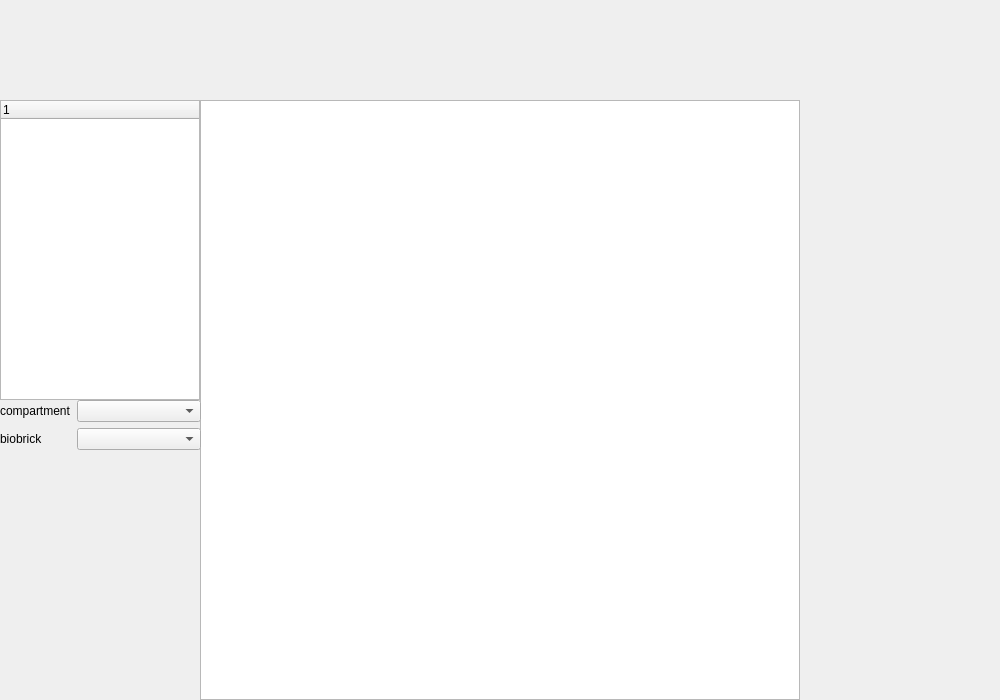
Old version of the form src/igameUiMort/MainGraphicsView.ui in the repository jkdirac/igame.
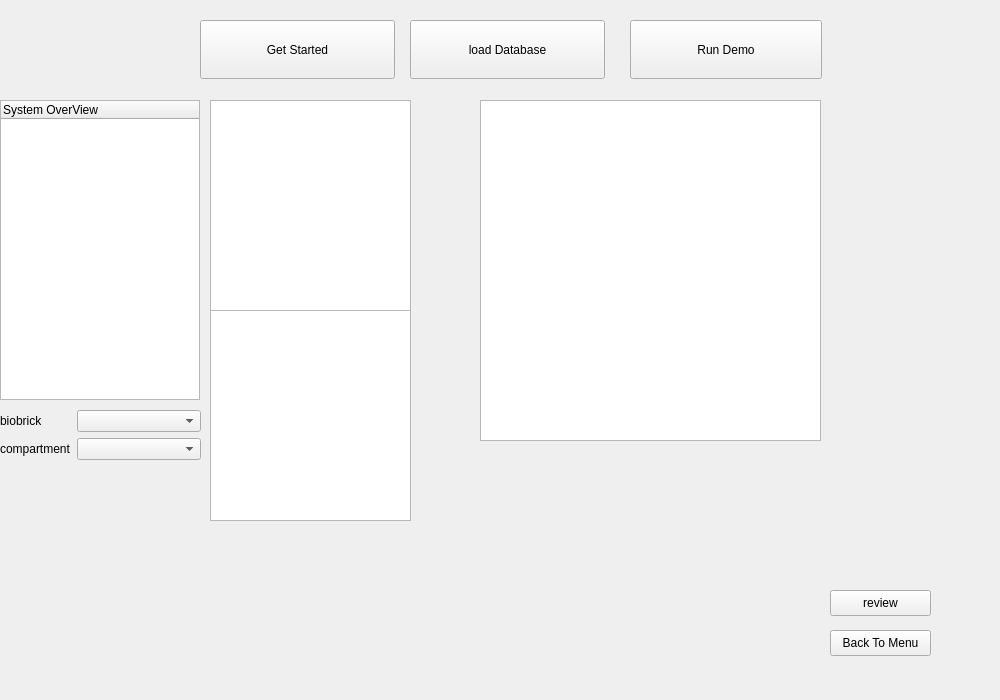
New version of the form. Icons and pictures are not drawn.

What changed in the file:
```diff
--- a/src/igameUiMort/MainGraphicsView.ui
+++ b/src/igameUiMort/MainGraphicsView.ui
@@ -34,13 +34,16 @@
   <property name="autoFillBackground">
    <bool>false</bool>
   </property>
+  <property name="styleSheet">
+   <string notr="true"/>
+  </property>
   <widget class="QGraphicsView" name="m_mainGraph">
    <property name="geometry">
     <rect>
-     <x>200</x>
+     <x>210</x>
      <y>100</y>
-     <width>600</width>
-     <height>600</height>
+     <width>201</width>
+     <height>211</height>
     </rect>
    </property>
    <property name="verticalScrollBarPolicy">
@@ -70,26 +73,137 @@
    </property>
    <column>
     <property name="text">
-     <string notr="true">1</string>
+     <string notr="true">System OverView</string>
     </property>
    </column>
   </widget>
+  <widget class="QPushButton" name="m_scenNext">
+   <property name="geometry">
+    <rect>
+     <x>830</x>
+     <y>590</y>
+     <width>101</width>
+     <height>26</height>
+    </rect>
+   </property>
+   <property name="text">
+    <string>review</string>
+   </property>
+  </widget>
+  <widget class="QPushButton" name="m_scenBack">
+   <property name="geometry">
+    <rect>
+     <x>830</x>
+     <y>630</y>
+     <width>101</width>
+     <height>26</height>
+    </rect>
+   </property>
+   <property name="text">
+    <string>Back To Menu</string>
+   </property>
+  </widget>
+  <widget class="QTextBrowser" name="m_fileBrowser">
+   <property name="geometry">
+    <rect>
+     <x>210</x>
+     <y>310</y>
+     <width>201</width>
+     <height>211</height>
+    </rect>
+   </property>
+  </widget>
+  <widget class="QGraphicsView" name="m_logo">
+   <property name="enabled">
+    <bool>true</bool>
+   </property>
+   <property name="geometry">
+    <rect>
+     <x>480</x>
+     <y>100</y>
+     <width>341</width>
+     <height>341</height>
+    </rect>
+   </property>
+   <property name="acceptDrops">
+    <bool>false</bool>
+   </property>
+   <property name="styleSheet">
+    <string notr="true">background-image: url(:/iGaME.images/ustc_software-600*600.png);</string>
+   </property>
+  </widget>
+  <widget class="QPushButton" name="m_loadbase">
+   <property name="geometry">
+    <rect>
+     <x>410</x>
+     <y>20</y>
+     <width>195</width>
+     <height>59</height>
+    </rect>
+   </property>
+   <property name="sizePolicy">
+    <sizepolicy hsizetype="Minimum" vsizetype="Preferred">
+     <horstretch>0</horstretch>
+     <verstretch>0</verstretch>
+    </sizepolicy>
+   </property>
+   <property name="text">
+    <string>load Database</string>
+   </property>
+  </widget>
+  <widget class="QPushButton" name="m_getStart">
+   <property name="enabled">
+    <bool>true</bool>
+   </property>
+   <property name="geometry">
+    <rect>
+     <x>200</x>
+     <y>20</y>
+     <width>195</width>
+     <height>59</height>
+    </rect>
+   </property>
+   <property name="sizePolicy">
+    <sizepolicy hsizetype="Minimum" vsizetype="Preferred">
+     <horstretch>0</horstretch>
+     <verstretch>0</verstretch>
+    </sizepolicy>
+   </property>
+   <property name="text">
+    <string>Get Started</string>
+   </property>
+  </widget>
+  <widget class="QPushButton" name="m_runDemo">
+   <property name="geometry">
+    <rect>
+     <x>630</x>
+     <y>20</y>
+     <width>192</width>
+     <height>59</height>
+    </rect>
+   </property>
+   <property name="sizePolicy">
+    <sizepolicy hsizetype="Minimum" vsizetype="Preferred">
+     <horstretch>0</horstretch>
+     <verstretch>0</verstretch>
+    </sizepolicy>
+   </property>
+   <property name="text">
+    <string>Run Demo</string>
+   </property>
+  </widget>
   <widget class="QWidget" name="formLayoutWidget">
    <property name="geometry">
     <rect>
      <x>0</x>
-     <y>400</y>
+     <y>410</y>
      <width>201</width>
-     <height>291</height>
+     <height>141</height>
     </rect>
    </property>
    <layout class="QFormLayout" name="formLayout">
-    <item row="0" column="0">
-     <widget class="QLabel" name="label">
-      <property name="text">
-       <string>compartment</string>
-      </property>
-     </widget>
+    <item row="1" column="1">
+     <widget class="QComboBox" name="comboBox_2"/>
     </item>
     <item row="1" column="0">
      <widget class="QLabel" name="label_2">
@@ -98,12 +212,16 @@
       </property>
      </widget>
     </item>
-    <item row="0" column="1">
+    <item row="2" column="0">
+     <widget class="QLabel" name="label">
+      <property name="text">
+       <string>compartment</string>
+      </property>
+     </widget>
+    </item>
+    <item row="2" column="1">
      <widget class="QComboBox" name="com_combx"/>
     </item>
-    <item row="1" column="1">
-     <widget class="QComboBox" name="comboBox_2"/>
-    </item>
    </layout>
   </widget>
  </widget>
```
Left out of the diff: 4 changed lines with no effect on the pictures.
